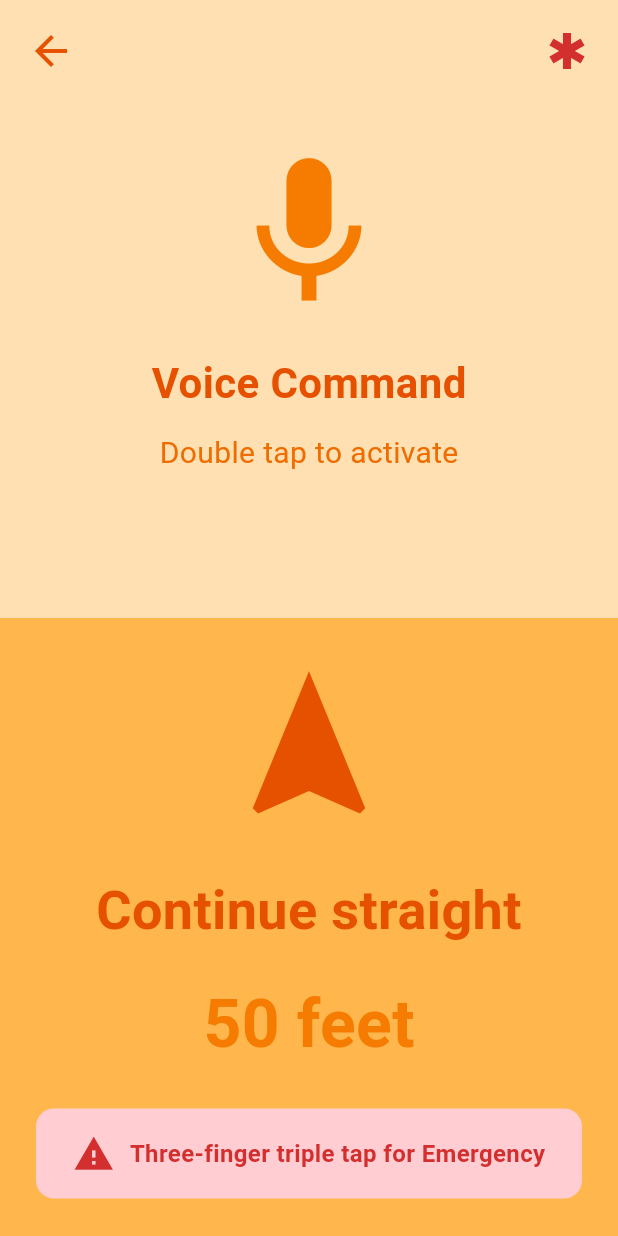
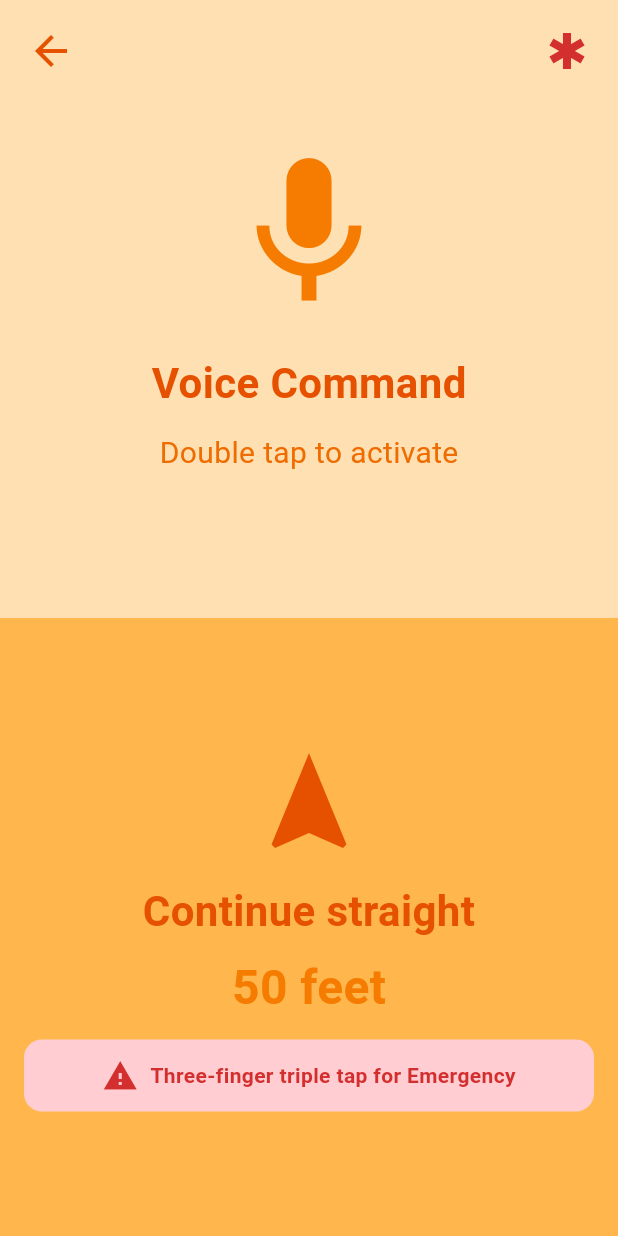
Before and after one commit to rk3026/Theia, a Flutter app: the NavigationScreen screen opened directly with empty values, on a phone screen of 412 x 824 dp. Run offline on Flutter 3.47's test engine with Material 3 defaults, Android fonts, the light colour scheme and no system bars.

Commit message:
fix bug and packages

```diff
--- a/app/lib/main.dart
+++ b/app/lib/main.dart
@@ -745,38 +745,38 @@ class _NavigationScreenState extends State<NavigationScreen> {
                   child: Container(
                     width: double.infinity,
                     color: Colors.orange.shade300,
-                    padding: const EdgeInsets.symmetric(horizontal: 24, vertical: 16),
+                    padding: const EdgeInsets.symmetric(horizontal: 16, vertical: 8),
                     child: Column(
                       mainAxisAlignment: MainAxisAlignment.center,
                       children: [
                         Icon(
                           Icons.navigation,
-                          size: 120,
+                          size: 80,
                           color: Colors.orange.shade900,
                           semanticLabel: 'Navigating',
                         ),
-                        const SizedBox(height: 24),
+                        const SizedBox(height: 12),
                         Text(
                           'Continue straight',
                           style: TextStyle(
-                            fontSize: 36,
+                            fontSize: 28,
                             fontWeight: FontWeight.bold,
                             color: Colors.orange.shade900,
                           ),
                           textAlign: TextAlign.center,
                         ),
-                        const SizedBox(height: 20),
+                        const SizedBox(height: 8),
                         Text(
                           '50 feet',
                           style: TextStyle(
-                            fontSize: 44,
+                            fontSize: 32,
                             fontWeight: FontWeight.bold,
                             color: Colors.orange.shade700,
                           ),
                         ),
-                        const SizedBox(height: 24),
+                        const SizedBox(height: 12),
                         Container(
-                          padding: const EdgeInsets.all(16),
+                          padding: const EdgeInsets.all(12),
                           decoration: BoxDecoration(
                             color: Colors.red.shade100,
                             borderRadius: BorderRadius.circular(12),
@@ -784,13 +784,13 @@ class _NavigationScreenState extends State<NavigationScreen> {
                           child: Row(
                             mainAxisAlignment: MainAxisAlignment.center,
                             children: [
-                              Icon(Icons.warning, color: Colors.red.shade700, size: 28),
-                              const SizedBox(width: 10),
+                              Icon(Icons.warning, color: Colors.red.shade700, size: 24),
+                              const SizedBox(width: 8),
                               Flexible(
                                 child: Text(
                                   'Three-finger triple tap for Emergency',
                                   style: TextStyle(
-                                    fontSize: 16,
+                                    fontSize: 14,
                                     color: Colors.red.shade700,
                                     fontWeight: FontWeight.bold,
                                   ),
--- a/app/pubspec.yaml
+++ b/app/pubspec.yaml
@@ -1,5 +1,5 @@
-name: app
-description: "A new Flutter project."
+name: theia
+description: "Theia - Indoor Navigation App for the Visually Impaired"
 # The following line prevents the package from being accidentally published to
 # pub.dev using `flutter pub publish`. This is preferred for private packages.
 publish_to: 'none' # Remove this line if you wish to publish to pub.dev
@@ -44,7 +44,7 @@ dev_dependencies:
   # activated in the `analysis_options.yaml` file located at the root of your
   # package. See that file for information about deactivating specific lint
   # rules and activating additional ones.
-  flutter_lints: ^5.0.0
+  flutter_lints: ^6.0.0
 
 # For information on the generic Dart part of this file, see the
 # following page: https://dart.dev/tools/pub/pubspec
```
Also changed, not shown: 1 other file.
